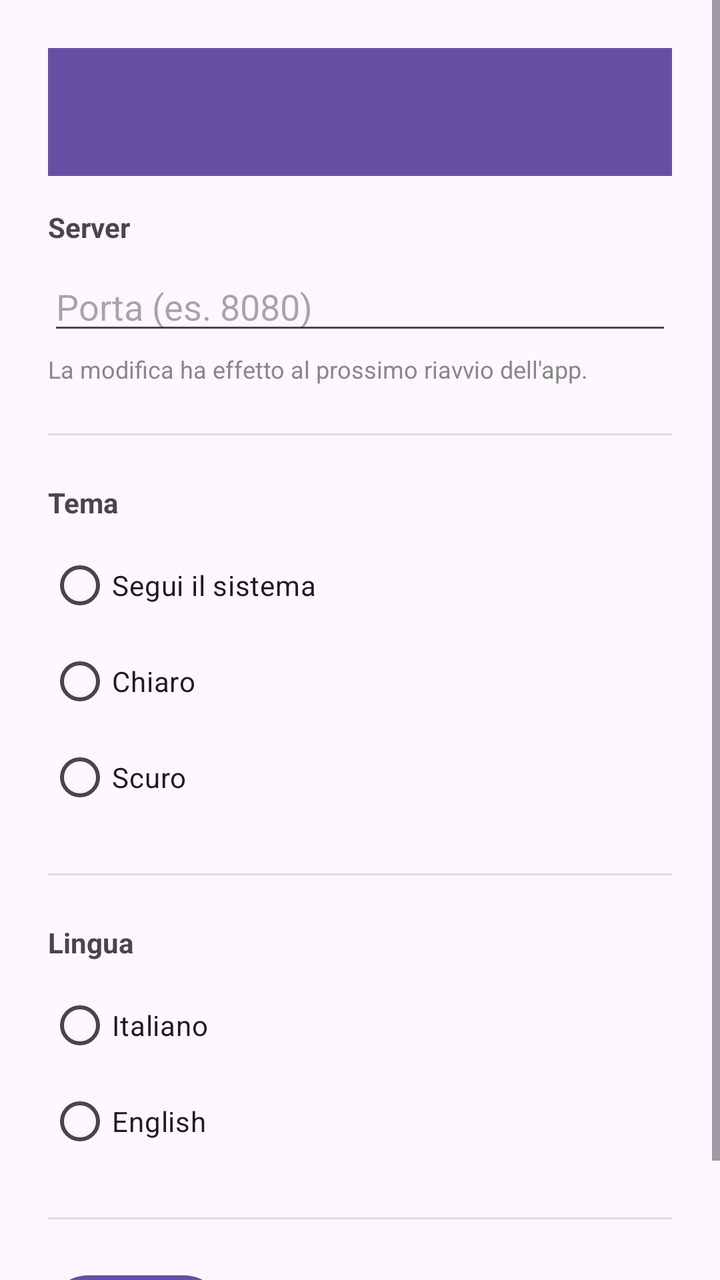
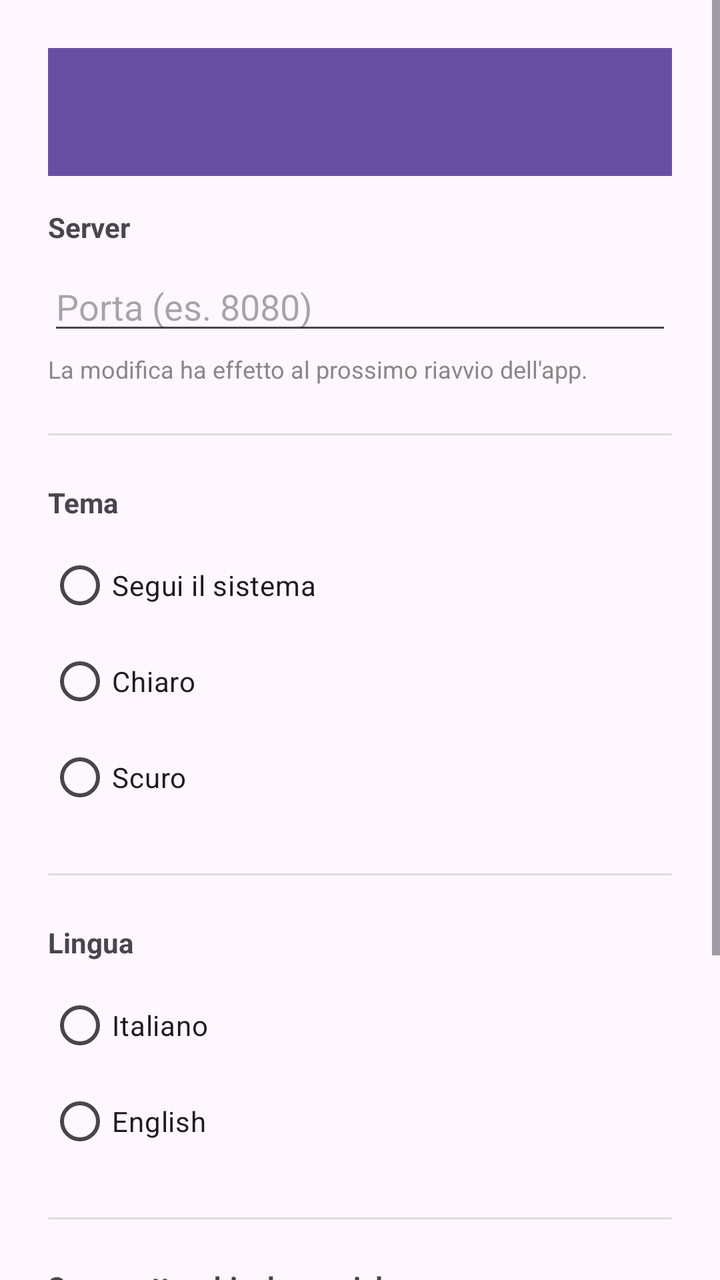

Screens rendered from an Android XML layout before and after an edit, with the pre-edit source and the edit as a unified diff.
<!-- AndroidManifest.xml: application theme Theme.MyApp -->
<!-- res/layout/activity_settings.xml -->
<?xml version="1.0" encoding="utf-8"?>
<ScrollView xmlns:android="http://schemas.android.com/apk/res/android"
    android:layout_width="match_parent"
    android:layout_height="match_parent">

    <LinearLayout
        android:layout_width="match_parent"
        android:layout_height="wrap_content"
        android:orientation="vertical"
        android:padding="24dp">

        <androidx.appcompat.widget.Toolbar
            android:id="@+id/toolbarSettings"
            android:layout_width="match_parent"
            android:layout_height="?attr/actionBarSize"
            android:background="?attr/colorPrimary"
            android:layout_marginBottom="16dp" />

        
        <TextView
            android:layout_width="wrap_content"
            android:layout_height="wrap_content"
            android:text="@string/settings_section_server"
            android:textStyle="bold"
            android:textSize="14sp" />

        <EditText
            android:id="@+id/editServerPort"
            android:layout_width="match_parent"
            android:layout_height="wrap_content"
            android:layout_marginTop="8dp"
            android:hint="@string/settings_port_hint"
            android:inputType="number"
            android:maxLines="1" />

        <TextView
            android:layout_width="wrap_content"
            android:layout_height="wrap_content"
            android:layout_marginTop="4dp"
            android:text="@string/settings_port_note"
            android:textSize="12sp"
            android:textColor="#888888" />

        <View
            android:layout_width="match_parent"
            android:layout_height="1dp"
            android:layout_marginVertical="24dp"
            android:background="#DDDDDD" />

        
        <TextView
            android:layout_width="wrap_content"
            android:layout_height="wrap_content"
            android:text="@string/settings_section_theme"
            android:textStyle="bold"
            android:textSize="14sp" />

        <RadioGroup
            android:id="@+id/radioGroupTheme"
            android:layout_width="wrap_content"
            android:layout_height="wrap_content"
            android:layout_marginTop="8dp">

            <RadioButton
                android:id="@+id/radioThemeSystem"
                android:layout_width="wrap_content"
                android:layout_height="wrap_content"
                android:text="@string/settings_theme_system" />

            <RadioButton
                android:id="@+id/radioThemeLight"
                android:layout_width="wrap_content"
                android:layout_height="wrap_content"
                android:text="@string/settings_theme_light" />

            <RadioButton
                android:id="@+id/radioThemeDark"
                android:layout_width="wrap_content"
                android:layout_height="wrap_content"
                android:text="@string/settings_theme_dark" />

        </RadioGroup>

        <View
            android:layout_width="match_parent"
            android:layout_height="1dp"
            android:layout_marginVertical="24dp"
            android:background="#DDDDDD" />

        
        <TextView
            android:layout_width="wrap_content"
            android:layout_height="wrap_content"
            android:text="@string/settings_section_language"
            android:textStyle="bold"
            android:textSize="14sp" />

        <RadioGroup
            android:id="@+id/radioGroupLanguage"
            android:layout_width="wrap_content"
            android:layout_height="wrap_content"
            android:layout_marginTop="8dp">

            <RadioButton
                android:id="@+id/radioLanguageIt"
                android:layout_width="wrap_content"
                android:layout_height="wrap_content"
                android:text="@string/settings_language_it" />

            <RadioButton
                android:id="@+id/radioLanguageEn"
                android:layout_width="wrap_content"
                android:layout_height="wrap_content"
                android:text="@string/settings_language_en" />

        </RadioGroup>

        <View
            android:layout_width="match_parent"
            android:layout_height="1dp"
            android:layout_marginVertical="24dp"
            android:background="#DDDDDD" />

        <Button
            android:id="@+id/buttonSaveSettings"
            android:layout_width="wrap_content"
            android:layout_height="wrap_content"
            android:text="@string/settings_save" />

        <TextView
            android:id="@+id/textSettingsSaved"
            android:layout_width="wrap_content"
            android:layout_height="wrap_content"
            android:layout_marginTop="12dp"
            android:text="@string/settings_saved_confirmation"
            android:textColor="#2E7D32"
            android:visibility="gone" />

    </LinearLayout>

</ScrollView>
<!-- resources referenced by this layout -->
<resources>
  <string name="settings_language_en">English</string>
  <string name="settings_language_it">Italiano</string>
  <string name="settings_port_hint">Porta (es. 8080)</string>
  <string name="settings_port_note">La modifica ha effetto al prossimo riavvio dell\'app.</string>
  <string name="settings_save">Salva</string>
  <string name="settings_saved_confirmation">Impostazioni salvate</string>
  <string name="settings_section_language">Lingua</string>
  <string name="settings_section_server">Server</string>
  <string name="settings_section_theme">Tema</string>
  <string name="settings_theme_dark">Scuro</string>
  <string name="settings_theme_light">Chiaro</string>
  <string name="settings_theme_system">Segui il sistema</string>
  <style name="Theme.MyApp" parent="Base.Theme.MyApp" />
  <style name="Base.Theme.MyApp" parent="Theme.Material3.DayNight.NoActionBar">
          
          
      </style>
</resources>

<!-- the commit's change to res/layout/activity_settings.xml (unified diff, before → after) -->
@@ -121,6 +121,36 @@
             android:layout_marginVertical="24dp"
             android:background="#DDDDDD" />
 
+        <TextView
+            android:layout_width="wrap_content"
+            android:layout_height="wrap_content"
+            android:text="@string/settings_section_robustness"
+            android:textStyle="bold"
+            android:textSize="14sp" />
+
+        <EditText
+            android:id="@+id/editRobustnessUrl"
+            android:layout_width="match_parent"
+            android:layout_height="wrap_content"
+            android:layout_marginTop="8dp"
+            android:hint="@string/settings_robustness_url_hint"
+            android:inputType="textUri"
+            android:maxLines="1" />
+
+        <TextView
+            android:layout_width="wrap_content"
+            android:layout_height="wrap_content"
+            android:layout_marginTop="4dp"
+            android:text="@string/settings_robustness_url_note"
+            android:textSize="12sp"
+            android:textColor="#888888" />
+
+        <View
+            android:layout_width="match_parent"
+            android:layout_height="1dp"
+            android:layout_marginVertical="24dp"
+            android:background="#DDDDDD" />
+
         <Button
             android:id="@+id/buttonSaveSettings"
             android:layout_width="wrap_content"
<!-- resource entries referenced after the edit -->
@@ -4,9 +4,12 @@
   <string name="settings_language_it">Italiano</string>
   <string name="settings_port_hint">Porta (es. 8080)</string>
   <string name="settings_port_note">La modifica ha effetto al prossimo riavvio dell\'app.</string>
+  <string name="settings_robustness_url_hint">http://192.168.1.100:8001</string>
+  <string name="settings_robustness_url_note">Indirizzo del backend che esegue gli attacchi (il PC/server, non il telefono). Deve essere sulla stessa rete WiFi.</string>
   <string name="settings_save">Salva</string>
   <string name="settings_saved_confirmation">Impostazioni salvate</string>
   <string name="settings_section_language">Lingua</string>
+  <string name="settings_section_robustness">Server attacchi adversarial</string>
   <string name="settings_section_server">Server</string>
   <string name="settings_section_theme">Tema</string>
   <string name="settings_theme_dark">Scuro</string>
